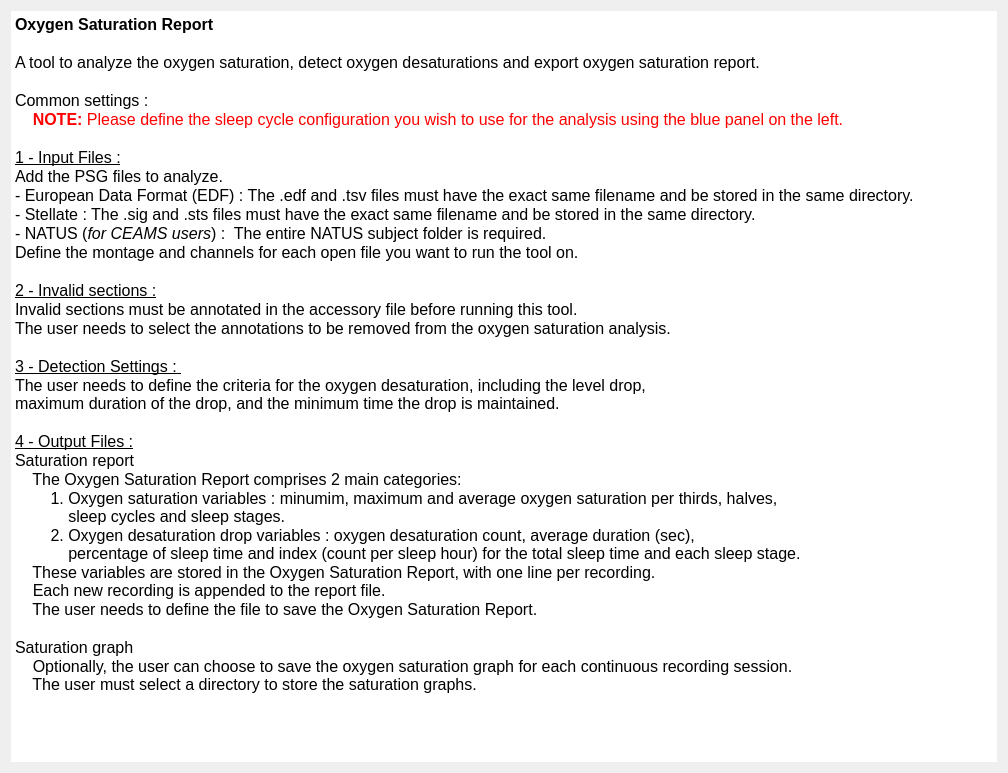
SnoozToolbox/snooz-package-ceams, file tools/CEAMSTools/OxygenSaturationReport/IntroStep/Ui_IntroStep.ui: the form before one commit.
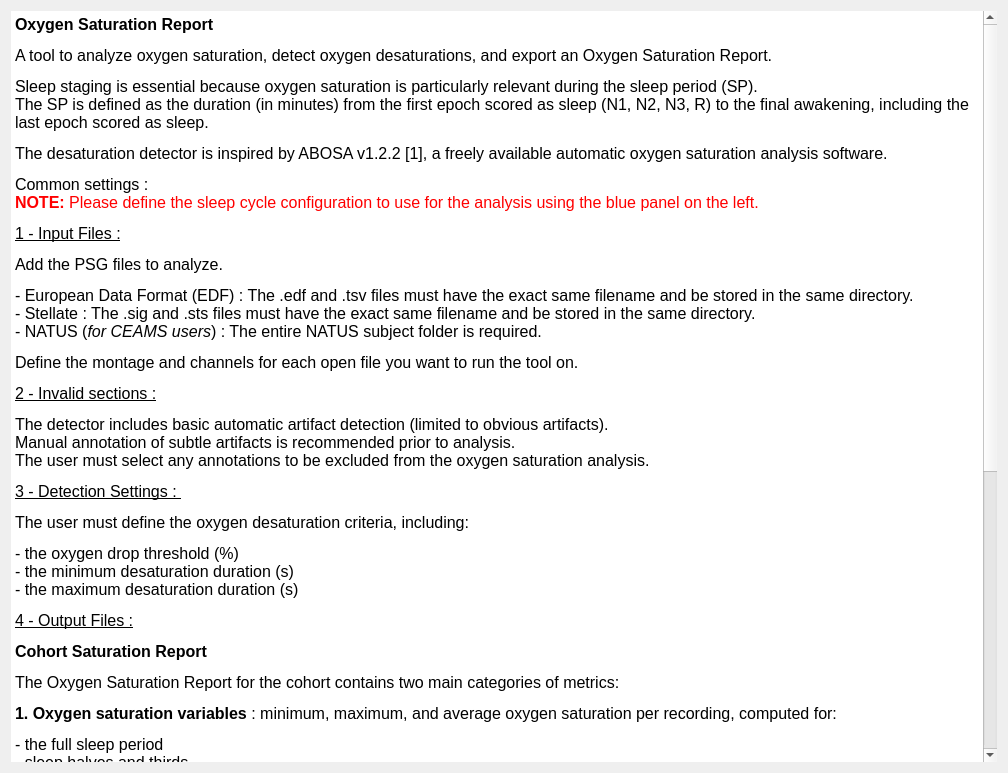
The form after the commit.

Commit message: Update oxygen desaturation detector to be inspired by ABOSA.

Patch:
```diff
--- a/tools/CEAMSTools/OxygenSaturationReport/IntroStep/Ui_IntroStep.ui
+++ b/tools/CEAMSTools/OxygenSaturationReport/IntroStep/Ui_IntroStep.ui
@@ -42,37 +42,32 @@
 li.unchecked::marker { content: &quot;\2610&quot;; }
 li.checked::marker { content: &quot;\2612&quot;; }
 &lt;/style&gt;&lt;/head&gt;&lt;body style=&quot; font-family:'Roboto'; font-size:12pt; font-weight:400; font-style:normal;&quot;&gt;
-&lt;p style=&quot; margin-top:0px; margin-bottom:0px; margin-left:0px; margin-right:0px; -qt-block-indent:0; text-indent:0px;&quot;&gt;&lt;span style=&quot; font-weight:600;&quot;&gt;Oxygen Saturation Report&lt;/span&gt;&lt;/p&gt;
-&lt;p style=&quot;-qt-paragraph-type:empty; margin-top:0px; margin-bottom:0px; margin-left:0px; margin-right:0px; -qt-block-indent:0; text-indent:0px;&quot;&gt;&lt;br /&gt;&lt;/p&gt;
-&lt;p style=&quot; margin-top:0px; margin-bottom:0px; margin-left:0px; margin-right:0px; -qt-block-indent:0; text-indent:0px;&quot;&gt;A tool to analyze the oxygen saturation, detect oxygen desaturations and export oxygen saturation report.&lt;/p&gt;
-&lt;p style=&quot;-qt-paragraph-type:empty; margin-top:0px; margin-bottom:0px; margin-left:0px; margin-right:0px; -qt-block-indent:0; text-indent:0px;&quot;&gt;&lt;br /&gt;&lt;/p&gt;
-&lt;p style=&quot; margin-top:0px; margin-bottom:0px; margin-left:0px; margin-right:0px; -qt-block-indent:0; text-indent:0px;&quot;&gt;Common settings : &lt;/p&gt;
-&lt;p style=&quot; margin-top:0px; margin-bottom:0px; margin-left:0px; margin-right:0px; -qt-block-indent:0; text-indent:0px;&quot;&gt;&lt;span style=&quot; font-weight:700; color:#ff0000;&quot;&gt;    NOTE:&lt;/span&gt;&lt;span style=&quot; color:#ff0000;&quot;&gt; Please define the sleep cycle configuration you wish to use for the analysis using the blue panel on the left.&lt;/span&gt;&lt;/p&gt;
-&lt;p style=&quot;-qt-paragraph-type:empty; margin-top:0px; margin-bottom:0px; margin-left:0px; margin-right:0px; -qt-block-indent:0; text-indent:0px;&quot;&gt;&lt;br /&gt;&lt;/p&gt;
-&lt;p style=&quot; margin-top:0px; margin-bottom:0px; margin-left:0px; margin-right:0px; -qt-block-indent:0; text-indent:0px;&quot;&gt;&lt;span style=&quot; text-decoration: underline;&quot;&gt;1 - Input Files :&lt;/span&gt;&lt;/p&gt;
-&lt;p style=&quot; margin-top:0px; margin-bottom:0px; margin-left:0px; margin-right:0px; -qt-block-indent:0; text-indent:0px;&quot;&gt;Add the PSG files to analyze.&lt;/p&gt;
-&lt;p style=&quot; margin-top:0px; margin-bottom:0px; margin-left:0px; margin-right:0px; -qt-block-indent:0; text-indent:0px;&quot;&gt;&lt;span style=&quot; font-family:'Roboto-Regular';&quot;&gt;- European Data Format (EDF) : The .edf and .tsv files must have the exact same filename and be stored in the same directory.&lt;/span&gt;&lt;/p&gt;
-&lt;p style=&quot; margin-top:0px; margin-bottom:0px; margin-left:0px; margin-right:0px; -qt-block-indent:0; text-indent:0px;&quot;&gt;&lt;span style=&quot; font-family:'Roboto-Regular';&quot;&gt;- Stellate : The .sig and .sts files must have the exact same filename and be stored in the same directory.&lt;/span&gt;&lt;/p&gt;
-&lt;p style=&quot; margin-top:0px; margin-bottom:0px; margin-left:0px; margin-right:0px; -qt-block-indent:0; text-indent:0px;&quot;&gt;&lt;span style=&quot; font-family:'Roboto-Regular';&quot;&gt;- NATUS (&lt;/span&gt;&lt;span style=&quot; font-family:'Roboto-Regular'; font-style:italic;&quot;&gt;for CEAMS users&lt;/span&gt;&lt;span style=&quot; font-family:'Roboto-Regular';&quot;&gt;) : &lt;/span&gt;&lt;span style=&quot; font-family:'MS Shell Dlg 2';&quot;&gt; The entire NATUS subject folder is required.&lt;/span&gt;&lt;/p&gt;
-&lt;p style=&quot; margin-top:0px; margin-bottom:0px; margin-left:0px; margin-right:0px; -qt-block-indent:0; text-indent:0px;&quot;&gt;Define the montage and channels for each open file you want to run the tool on.&lt;/p&gt;
-&lt;p style=&quot;-qt-paragraph-type:empty; margin-top:0px; margin-bottom:0px; margin-left:0px; margin-right:0px; -qt-block-indent:0; text-indent:0px;&quot;&gt;&lt;br /&gt;&lt;/p&gt;
-&lt;p style=&quot; margin-top:0px; margin-bottom:0px; margin-left:0px; margin-right:0px; -qt-block-indent:0; text-indent:0px;&quot;&gt;&lt;span style=&quot; text-decoration: underline;&quot;&gt;2 - Invalid sections :&lt;/span&gt;&lt;/p&gt;
-&lt;p style=&quot; margin-top:0px; margin-bottom:0px; margin-left:0px; margin-right:0px; -qt-block-indent:0; text-indent:0px;&quot;&gt;Invalid sections must be annotated in the accessory file before running this tool.&lt;/p&gt;
-&lt;p style=&quot; margin-top:0px; margin-bottom:0px; margin-left:0px; margin-right:0px; -qt-block-indent:0; text-indent:0px;&quot;&gt;The user needs to select the annotations to be removed from the oxygen saturation analysis.&lt;/p&gt;
-&lt;p style=&quot;-qt-paragraph-type:empty; margin-top:0px; margin-bottom:0px; margin-left:0px; margin-right:0px; -qt-block-indent:0; text-indent:0px;&quot;&gt;&lt;br /&gt;&lt;/p&gt;
-&lt;p style=&quot; margin-top:0px; margin-bottom:0px; margin-left:0px; margin-right:0px; -qt-block-indent:0; text-indent:0px;&quot;&gt;&lt;span style=&quot; text-decoration: underline;&quot;&gt;3 - Detection Settings : &lt;/span&gt;&lt;/p&gt;
-&lt;p style=&quot; margin-top:0px; margin-bottom:0px; margin-left:0px; margin-right:0px; -qt-block-indent:0; text-indent:0px;&quot;&gt;The user needs to define the criteria for the oxygen desaturation, including the level drop, &lt;br /&gt;maximum duration of the drop, and the minimum time the drop is maintained.&lt;/p&gt;
-&lt;p style=&quot;-qt-paragraph-type:empty; margin-top:0px; margin-bottom:0px; margin-left:0px; margin-right:0px; -qt-block-indent:0; text-indent:0px;&quot;&gt;&lt;br /&gt;&lt;/p&gt;
-&lt;p style=&quot; margin-top:0px; margin-bottom:0px; margin-left:0px; margin-right:0px; -qt-block-indent:0; text-indent:0px;&quot;&gt;&lt;span style=&quot; text-decoration: underline;&quot;&gt;4 - Output Files :&lt;/span&gt;&lt;/p&gt;
-&lt;p style=&quot; margin-top:0px; margin-bottom:0px; margin-left:0px; margin-right:0px; -qt-block-indent:0; text-indent:0px;&quot;&gt;Saturation report&lt;/p&gt;
-&lt;p style=&quot; margin-top:0px; margin-bottom:0px; margin-left:0px; margin-right:0px; -qt-block-indent:0; text-indent:0px;&quot;&gt;    The Oxygen Saturation Report comprises 2 main categories:&lt;/p&gt;
-&lt;p style=&quot; margin-top:0px; margin-bottom:0px; margin-left:0px; margin-right:0px; -qt-block-indent:0; text-indent:0px;&quot;&gt;        1. Oxygen saturation variables : minumim, maximum and average oxygen saturation per thirds, halves, &lt;br /&gt;            sleep cycles and sleep stages.&lt;/p&gt;
-&lt;p style=&quot; margin-top:0px; margin-bottom:0px; margin-left:0px; margin-right:0px; -qt-block-indent:0; text-indent:0px;&quot;&gt;        2. Oxygen desaturation drop variables : oxygen desaturation count, average duration (sec), &lt;br /&gt;            percentage of sleep time and index (count per sleep hour) for the total sleep time and each sleep stage.&lt;/p&gt;
-&lt;p style=&quot; margin-top:0px; margin-bottom:0px; margin-left:0px; margin-right:0px; -qt-block-indent:0; text-indent:0px;&quot;&gt;    These variables are stored in the Oxygen Saturation Report, with one line per recording. &lt;br /&gt;    Each new recording is appended to the report file.&lt;/p&gt;
-&lt;p style=&quot; margin-top:0px; margin-bottom:0px; margin-left:0px; margin-right:0px; -qt-block-indent:0; text-indent:0px;&quot;&gt;    The user needs to define the file to save the Oxygen Saturation Report.&lt;/p&gt;
-&lt;p style=&quot;-qt-paragraph-type:empty; margin-top:0px; margin-bottom:0px; margin-left:0px; margin-right:0px; -qt-block-indent:0; text-indent:0px;&quot;&gt;&lt;br /&gt;&lt;/p&gt;
-&lt;p style=&quot; margin-top:0px; margin-bottom:0px; margin-left:0px; margin-right:0px; -qt-block-indent:0; text-indent:0px;&quot;&gt;Saturation graph&lt;/p&gt;
-&lt;p style=&quot; margin-top:0px; margin-bottom:0px; margin-left:0px; margin-right:0px; -qt-block-indent:0; text-indent:0px;&quot;&gt;    Optionally, the user can choose to save the oxygen saturation graph for each continuous recording session. &lt;br /&gt;    The user must select a directory to store the saturation graphs.&lt;/p&gt;&lt;/body&gt;&lt;/html&gt;</string>
+&lt;p style=&quot; margin-top:12px; margin-bottom:12px; margin-left:0px; margin-right:0px; -qt-block-indent:0; text-indent:0px;&quot;&gt;&lt;span style=&quot; font-weight:600;&quot;&gt;Oxygen Saturation Report&lt;/span&gt;&lt;/p&gt;
+&lt;p style=&quot; margin-top:12px; margin-bottom:12px; margin-left:0px; margin-right:0px; -qt-block-indent:0; text-indent:0px;&quot;&gt;A tool to analyze oxygen saturation, detect oxygen desaturations, and export an Oxygen Saturation Report.&lt;/p&gt;
+&lt;p style=&quot; margin-top:12px; margin-bottom:12px; margin-left:0px; margin-right:0px; -qt-block-indent:0; text-indent:0px;&quot;&gt;Sleep staging is essential because oxygen saturation is particularly relevant during the sleep period (SP).&lt;br /&gt;The SP is defined as the duration (in minutes) from the first epoch scored as sleep (N1, N2, N3, R) to the final awakening, including the last epoch scored as sleep.&lt;/p&gt;
+&lt;p style=&quot; margin-top:12px; margin-bottom:12px; margin-left:0px; margin-right:0px; -qt-block-indent:0; text-indent:0px;&quot;&gt;The desaturation detector is inspired by ABOSA v1.2.2 [1], a freely available automatic oxygen saturation analysis software.&lt;/p&gt;
+&lt;p style=&quot; margin-top:12px; margin-bottom:12px; margin-left:0px; margin-right:0px; -qt-block-indent:0; text-indent:0px;&quot;&gt;Common settings : &lt;br /&gt;&lt;span style=&quot; font-weight:700; color:#ff0000;&quot;&gt;NOTE:&lt;/span&gt;&lt;span style=&quot; color:#ff0000;&quot;&gt; Please define the sleep cycle configuration to use for the analysis using the blue panel on the left.&lt;/span&gt;&lt;/p&gt;
+&lt;p style=&quot; margin-top:12px; margin-bottom:12px; margin-left:0px; margin-right:0px; -qt-block-indent:0; text-indent:0px;&quot;&gt;&lt;span style=&quot; text-decoration: underline;&quot;&gt;1 - Input Files :&lt;/span&gt;&lt;/p&gt;
+&lt;p style=&quot; margin-top:12px; margin-bottom:12px; margin-left:0px; margin-right:0px; -qt-block-indent:0; text-indent:0px;&quot;&gt;Add the PSG files to analyze.&lt;/p&gt;
+&lt;p style=&quot; margin-top:12px; margin-bottom:12px; margin-left:0px; margin-right:0px; -qt-block-indent:0; text-indent:0px;&quot;&gt;&lt;span style=&quot; font-family:'Roboto-Regular';&quot;&gt;- European Data Format (EDF) : The .edf and .tsv files must have the exact same filename and be stored in the same directory.&lt;br /&gt;- Stellate : The .sig and .sts files must have the exact same filename and be stored in the same directory.&lt;br /&gt;- NATUS (&lt;/span&gt;&lt;span style=&quot; font-family:'Roboto-Regular'; font-style:italic;&quot;&gt;for CEAMS users&lt;/span&gt;&lt;span style=&quot; font-family:'Roboto-Regular';&quot;&gt;) : &lt;/span&gt;&lt;span style=&quot; font-family:'MS Shell Dlg 2';&quot;&gt;The entire NATUS subject folder is required.&lt;/span&gt;&lt;/p&gt;
+&lt;p style=&quot; margin-top:12px; margin-bottom:12px; margin-left:0px; margin-right:0px; -qt-block-indent:0; text-indent:0px;&quot;&gt;Define the montage and channels for each open file you want to run the tool on.&lt;/p&gt;
+&lt;p style=&quot; margin-top:12px; margin-bottom:12px; margin-left:0px; margin-right:0px; -qt-block-indent:0; text-indent:0px;&quot;&gt;&lt;span style=&quot; text-decoration: underline;&quot;&gt;2 - Invalid sections :&lt;/span&gt;&lt;/p&gt;
+&lt;p style=&quot; margin-top:12px; margin-bottom:12px; margin-left:0px; margin-right:0px; -qt-block-indent:0; text-indent:0px;&quot;&gt;The detector includes basic automatic artifact detection (limited to obvious artifacts). &lt;br /&gt;Manual annotation of subtle artifacts is recommended prior to analysis.&lt;br /&gt;The user must select any annotations to be excluded from the oxygen saturation analysis.&lt;/p&gt;
+&lt;p style=&quot; margin-top:12px; margin-bottom:12px; margin-left:0px; margin-right:0px; -qt-block-indent:0; text-indent:0px;&quot;&gt;&lt;span style=&quot; text-decoration: underline;&quot;&gt;3 - Detection Settings : &lt;/span&gt;&lt;/p&gt;
+&lt;p style=&quot; margin-top:12px; margin-bottom:12px; margin-left:0px; margin-right:0px; -qt-block-indent:0; text-indent:0px;&quot;&gt;The user must define the oxygen desaturation criteria, including:&lt;/p&gt;
+&lt;p style=&quot; margin-top:12px; margin-bottom:12px; margin-left:0px; margin-right:0px; -qt-block-indent:0; text-indent:0px;&quot;&gt;- the oxygen drop threshold (%)&lt;br /&gt;- the minimum desaturation duration (s)&lt;br /&gt;- the maximum desaturation duration (s)&lt;/p&gt;
+&lt;p style=&quot; margin-top:12px; margin-bottom:12px; margin-left:0px; margin-right:0px; -qt-block-indent:0; text-indent:0px;&quot;&gt;&lt;span style=&quot; text-decoration: underline;&quot;&gt;4 - Output Files :&lt;/span&gt;&lt;/p&gt;
+&lt;p style=&quot; margin-top:12px; margin-bottom:12px; margin-left:0px; margin-right:0px; -qt-block-indent:0; text-indent:0px;&quot;&gt;&lt;span style=&quot; font-weight:700;&quot;&gt;Cohort Saturation Report&lt;/span&gt;&lt;/p&gt;
+&lt;p style=&quot; margin-top:12px; margin-bottom:12px; margin-left:0px; margin-right:0px; -qt-block-indent:0; text-indent:0px;&quot;&gt;The Oxygen Saturation Report for the cohort contains two main categories of metrics:&lt;/p&gt;
+&lt;p style=&quot; margin-top:12px; margin-bottom:12px; margin-left:0px; margin-right:0px; -qt-block-indent:0; text-indent:0px;&quot;&gt;&lt;span style=&quot; font-weight:700;&quot;&gt;1. Oxygen saturation variables&lt;/span&gt; : minimum, maximum, and average oxygen saturation per recording, computed for:&lt;/p&gt;
+&lt;p style=&quot; margin-top:12px; margin-bottom:12px; margin-left:0px; margin-right:0px; -qt-block-indent:0; text-indent:0px;&quot;&gt;- the full sleep period&lt;br /&gt;- sleep halves and thirds&lt;br /&gt;- individual sleep cycles&lt;br /&gt;- sleep stages&lt;/p&gt;
+&lt;p style=&quot; margin-top:12px; margin-bottom:12px; margin-left:0px; margin-right:0px; -qt-block-indent:0; text-indent:0px;&quot;&gt;&lt;span style=&quot; font-weight:700;&quot;&gt;2. Oxygen desaturation variables :&lt;/span&gt; – including:&lt;/p&gt;
+&lt;p style=&quot; margin-top:12px; margin-bottom:12px; margin-left:0px; margin-right:0px; -qt-block-indent:0; text-indent:0px;&quot;&gt;- oxygen desaturation index (ODI, events per sleep hour)&lt;br /&gt;- desaturation severity (sum of areas under desaturation events, in percent·sec, over the sleep period)&lt;br /&gt;- percentage of sleep time spent in desaturation&lt;br /&gt;- average and median desaturation characteristics (duration, area, slope, drop)&lt;/p&gt;
+&lt;p style=&quot; margin-top:12px; margin-bottom:12px; margin-left:0px; margin-right:0px; -qt-block-indent:0; text-indent:0px;&quot;&gt;All variables are computed for the total sleep period. &lt;br /&gt;Each recording is saved as one line in the cohort report, with new recordings appended to the existing file. &lt;/p&gt;
+&lt;p style=&quot; margin-top:12px; margin-bottom:12px; margin-left:0px; margin-right:0px; -qt-block-indent:0; text-indent:0px;&quot;&gt;The user specifies the file location to save the Cohort Oxygen Saturation Report.&lt;/p&gt;
+&lt;p style=&quot; margin-top:12px; margin-bottom:12px; margin-left:0px; margin-right:0px; -qt-block-indent:0; text-indent:0px;&quot;&gt;&lt;span style=&quot; font-weight:700;&quot;&gt;Optional outputs&lt;/span&gt;&lt;/p&gt;
+&lt;p style=&quot; margin-top:12px; margin-bottom:12px; margin-left:0px; margin-right:0px; -qt-block-indent:0; text-indent:0px;&quot;&gt;The detected desaturation events can be saved in the accessory file associated with the recording, for review.&lt;/p&gt;
+&lt;p style=&quot; margin-top:12px; margin-bottom:12px; margin-left:0px; margin-right:0px; -qt-block-indent:0; text-indent:0px;&quot;&gt;&lt;span style=&quot; font-family:'Lato','proxima-nova','Helvetica Neue','Arial','sans-serif'; font-size:16px; color:#404040; background-color:#fcfcfc;&quot;&gt;The user can select an output directory to save the following outputs for each recording :&lt;/span&gt;&lt;br /&gt;- A desaturation characteristics report, including:&lt;br /&gt;   - start time (s)&lt;br /&gt;   - duration (s)&lt;br /&gt;   - slope (%/s)&lt;br /&gt;   - depth (%)&lt;br /&gt;   - area (%*s)&lt;br /&gt;- The oxygen saturation graph, including invalid sections.&lt;/p&gt;&lt;/body&gt;&lt;/html&gt;</string>
      </property>
     </widget>
    </item>
```
The commit also changes 15 other files.
